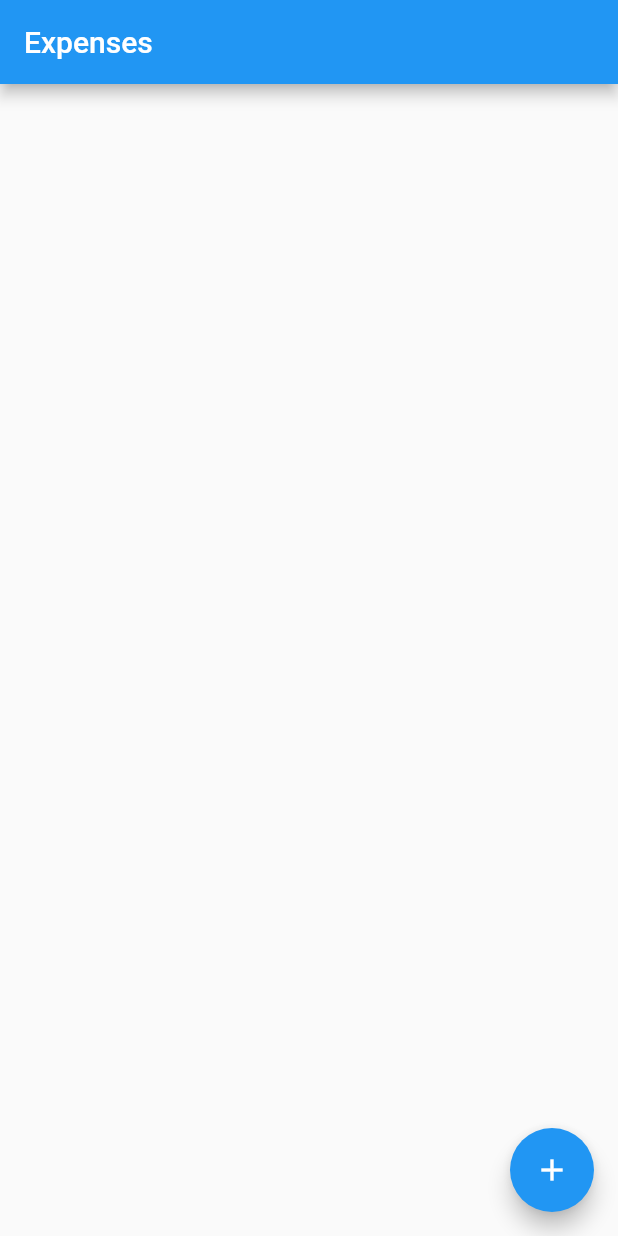
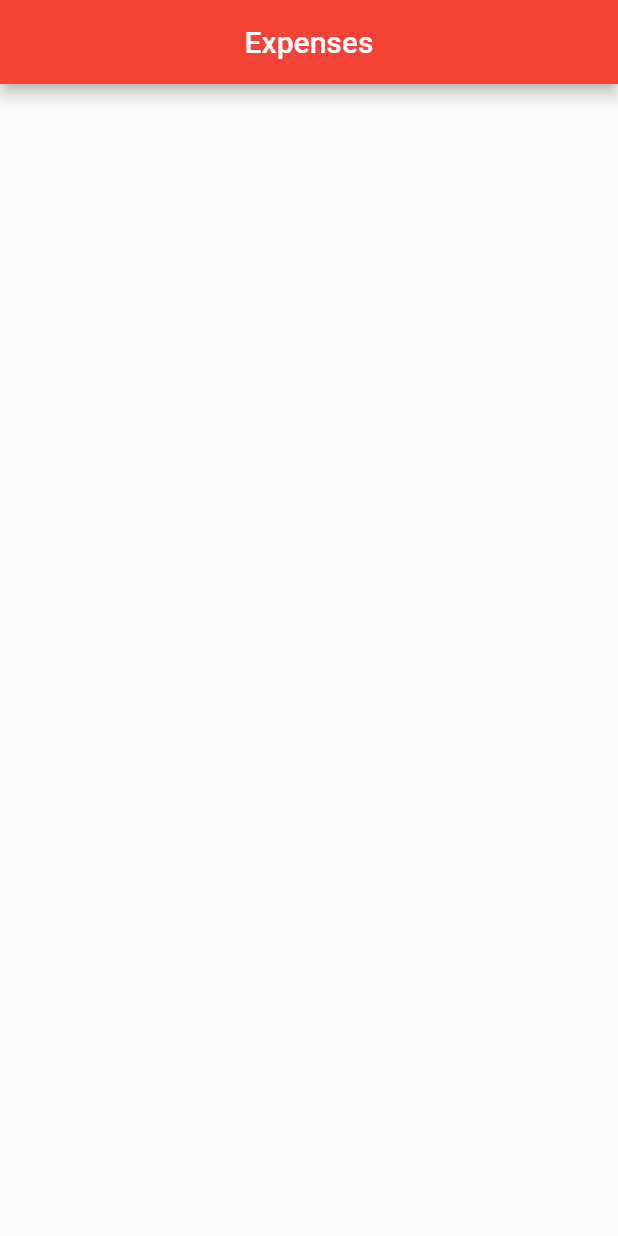
Before and after one commit to gopalkatariya44/Expense, a Flutter app: the screen it shows after launch, on a phone screen of 412 x 824 dp. Run offline on Flutter 3.47's test engine with Material 2 defaults, Android fonts, the phone set to English and light mode, and no system bars.

Commit message:
Work on Signup Page

```diff
--- a/lib/main.dart
+++ b/lib/main.dart
@@ -1,3 +1,4 @@
+import 'package:app/screens/signup.dart';
 import 'package:flutter/material.dart';
 
 void main() {
@@ -14,31 +15,7 @@ class MyApp extends StatelessWidget {
       theme: ThemeData(
         primarySwatch: Colors.blue,
       ),
-      home: const MyHomePage(),
+      home: const SignUpScreen(),
     );
   }
 }
-
-class MyHomePage extends StatefulWidget {
-  const MyHomePage({Key? key}) : super(key: key);
-
-  @override
-  State<MyHomePage> createState() => _MyHomePageState();
-}
-
-class _MyHomePageState extends State<MyHomePage> {
-  @override
-  Widget build(BuildContext context) {
-    return Scaffold(
-      appBar: AppBar(
-        title: const Text("Expenses"),
-      ),
-      body: const Center(),
-      floatingActionButton: FloatingActionButton(
-        onPressed: () {},
-        tooltip: 'add',
-        child: const Icon(Icons.add),
-      ),
-    );
-  }
-}
--- /dev/null
+++ b/lib/screens/signup.dart
@@ -0,0 +1,20 @@
+import 'package:flutter/material.dart';
+
+class SignUpScreen extends StatelessWidget {
+  const SignUpScreen({Key? key}) : super(key: key);
+
+  @override
+  Widget build(BuildContext context) {
+    return Scaffold(
+        appBar: AppBar(
+          backgroundColor: Colors.red,
+          title: const Text('Expenses'),
+          centerTitle: true,
+        ),
+        body: Container(
+          child: Column(
+            children: [],
+          ),
+        ));
+  }
+}
```
